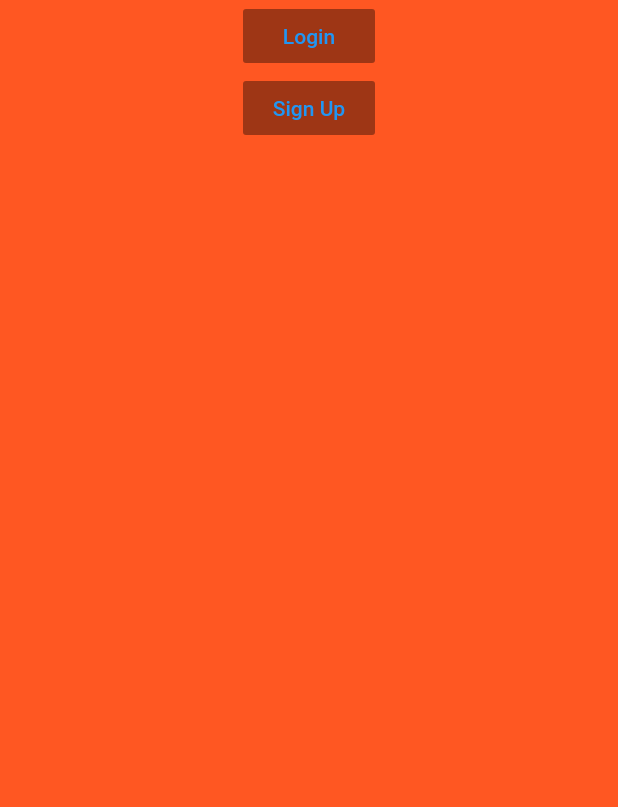
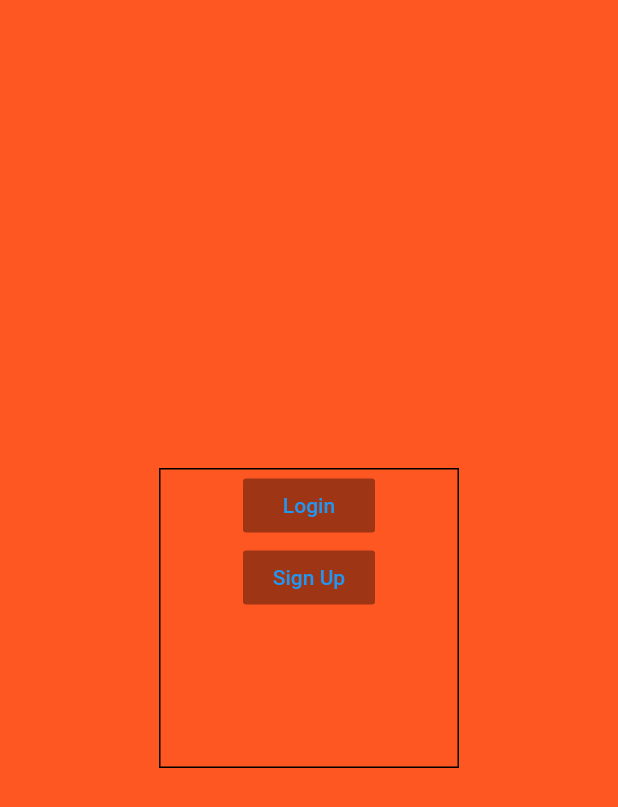
Before and after one commit to Thamires-Lopes/project_one, a Flutter app: the screen it shows after launch, on a phone screen of 412 x 824 dp. Shown: the top 807 px of the screen. Run offline on Flutter 3.47's test engine with Material 2 defaults, Android fonts, the phone set to English and light mode, and no system bars.

Commit message:
change in buttons' position

```diff
--- a/lib/views/homeView.dart
+++ b/lib/views/homeView.dart
@@ -25,6 +25,9 @@ class HomeView extends StatelessWidget {
               ),
             ],
           ),
+          decoration: BoxDecoration(border: Border.all()),
+          height: 200,
+          width: 200,
         ),
       ),
     );
```
